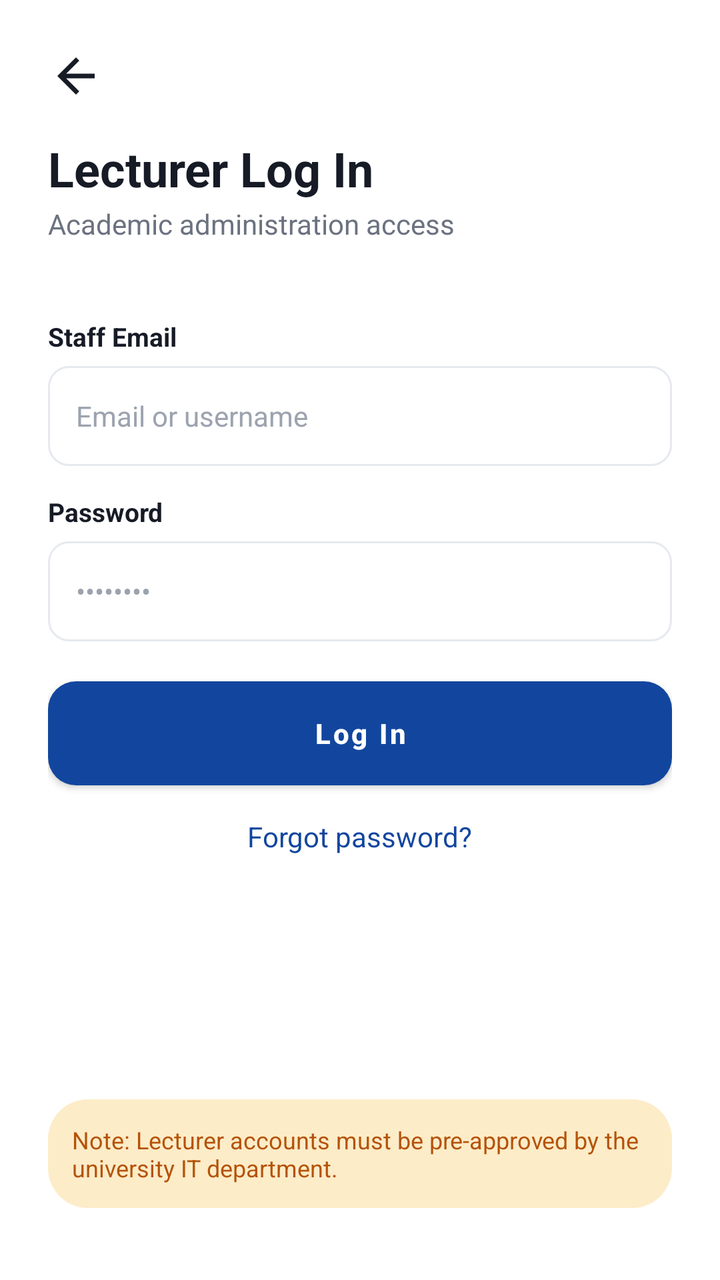
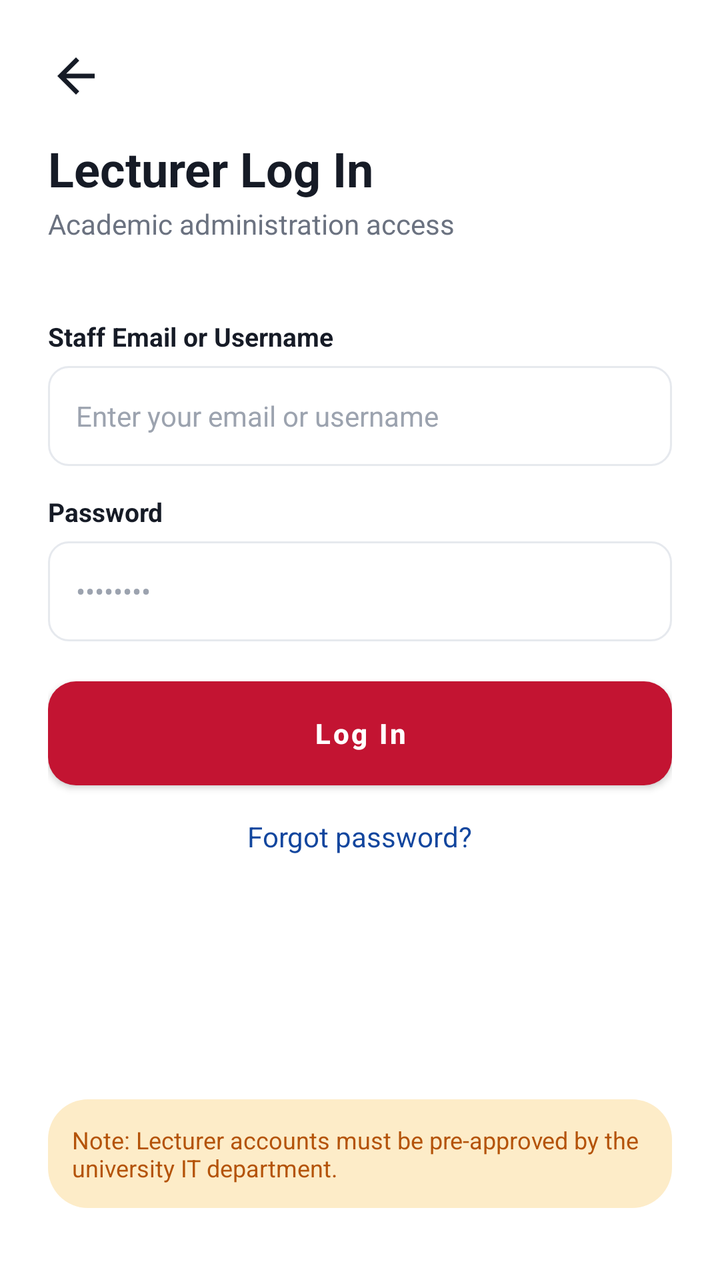

Compare the two renders of this Android layout. The source of the first and the diff that turns it into the second are given below.
<!-- AndroidManifest.xml: application theme Theme.CampusApp -->
<!-- res/layout/activity_lecturer_login.xml -->
<?xml version="1.0" encoding="utf-8"?>
<LinearLayout xmlns:android="http://schemas.android.com/apk/res/android"
    xmlns:app="http://schemas.android.com/apk/res-auto"
    android:layout_width="match_parent"
    android:layout_height="match_parent"
    android:background="@color/white"
    android:orientation="vertical"
    android:padding="24dp">

    <ImageView
        android:id="@+id/btnBack"
        android:layout_width="28dp"
        android:layout_height="28dp"
        android:src="@drawable/ic_back"
        app:tint="@color/text_dark"
        android:layout_marginBottom="16dp"/>

    <TextView
        android:layout_width="wrap_content"
        android:layout_height="wrap_content"
        android:text="Lecturer Log In"
        android:textColor="@color/text_dark"
        android:textSize="24sp"
        android:textStyle="bold"/>

    <TextView
        android:layout_width="wrap_content"
        android:layout_height="wrap_content"
        android:layout_marginTop="2dp"
        android:layout_marginBottom="24dp"
        android:text="Academic administration access"
        android:textColor="@color/text_gray"
        android:textSize="14sp"/>

    <TextView style="@style/InputLabel" android:text="Staff Email"/>
    <EditText android:id="@+id/etEmail" style="@style/InputField" android:hint="Email or username" android:inputType="textEmailAddress"/>

    <TextView style="@style/InputLabel" android:text="Password"/>
    <EditText android:id="@+id/etPassword" style="@style/InputField" android:hint="••••••••" android:inputType="textPassword"/>

    <Button
        android:id="@+id/btnLogIn"
        android:layout_width="match_parent"
        android:layout_height="52dp"
        android:layout_marginTop="20dp"
        android:background="@drawable/bg_button_red"
        android:text="Log In"
        android:textAllCaps="false"
        android:textColor="@color/white"
        android:textStyle="bold"
        android:elevation="0dp"/>

    <TextView
        android:id="@+id/tvForgot"
        android:layout_width="wrap_content"
        android:layout_height="wrap_content"
        android:layout_gravity="center_horizontal"
        android:layout_marginTop="16dp"
        android:text="Forgot password?"
        android:textColor="@color/primary_blue"
        android:textSize="14sp"/>

    <View android:layout_width="0dp" android:layout_height="0dp" android:layout_weight="1"/>

    <TextView
        android:layout_width="match_parent"
        android:layout_height="wrap_content"
        android:layout_marginBottom="12dp"
        android:background="@drawable/bg_pill_orange"
        android:padding="12dp"
        android:text="Note: Lecturer accounts must be pre-approved by the university IT department."
        android:textColor="@color/badge_orange"
        android:textSize="12sp"/>

</LinearLayout>
<!-- resources referenced by this layout -->
<resources>
  <color name="badge_orange">#B45309</color>
  <color name="primary_blue">#12469E</color>
  <color name="text_dark">#161B26</color>
  <color name="text_gray">#6B7280</color>
  <color name="white">#FFFFFF</color>
  <!-- drawable bg_button_red (drawable) -->
  <?xml version="1.0" encoding="utf-8"?>
  <shape xmlns:android="http://schemas.android.com/apk/res/android" android:shape="rectangle">
      <solid android:color="@color/primary_red" />
      <corners android:radius="14dp" />
  </shape>
  <!-- drawable bg_pill_orange (drawable) -->
  <?xml version="1.0" encoding="utf-8"?>
  <shape xmlns:android="http://schemas.android.com/apk/res/android" android:shape="rectangle">
      <solid android:color="@color/badge_orange_bg" />
      <corners android:radius="20dp" />
  </shape>
  <!-- drawable ic_back (drawable) -->
  <vector xmlns:android="http://schemas.android.com/apk/res/android"
      android:width="24dp" android:height="24dp" android:viewportWidth="24" android:viewportHeight="24">
      <path android:fillColor="@android:color/white"
          android:pathData="M20,11 L7.8,11 L13.4,5.4 L12,4 L4,12 L12,20 L13.4,18.6 L7.8,13 L20,13 Z"/>
  </vector>
  <style name="InputField">
          <item name="android:layout_width">match_parent</item>
          <item name="android:layout_height">50dp</item>
          <item name="android:background">@drawable/bg_input</item>
          <item name="android:paddingLeft">14dp</item>
          <item name="android:paddingRight">14dp</item>
          <item name="android:textSize">14sp</item>
          <item name="android:textColor">@color/text_dark</item>
          <item name="android:textColorHint">@color/text_gray_light</item>
      </style>
  <style name="InputLabel">
          <item name="android:layout_width">wrap_content</item>
          <item name="android:layout_height">wrap_content</item>
          <item name="android:layout_marginTop">14dp</item>
          <item name="android:layout_marginBottom">6dp</item>
          <item name="android:textSize">13sp</item>
          <item name="android:textColor">@color/text_dark</item>
          <item name="android:textStyle">bold</item>
      </style>
  <style name="Theme.CampusApp" parent="Theme.MaterialComponents.Light.NoActionBar">
          <item name="colorPrimary">@color/primary_blue</item>
          <item name="colorPrimaryDark">@color/navy_dark</item>
          <item name="colorAccent">@color/primary_red</item>
          <item name="android:windowBackground">@color/background</item>
          <item name="android:statusBarColor">@color/navy_dark</item>
      </style>
  <color name="primary_red">#C31432</color>
  <color name="badge_orange_bg">#FDECC8</color>
  <!-- drawable bg_input (drawable) -->
  <?xml version="1.0" encoding="utf-8"?>
  <shape xmlns:android="http://schemas.android.com/apk/res/android" android:shape="rectangle">
      <solid android:color="@color/white" />
      <stroke android:width="1dp" android:color="@color/divider" />
      <corners android:radius="10dp" />
  </shape>
  <color name="text_gray_light">#9CA3AF</color>
  <color name="navy_dark">#0B2A4A</color>
  <color name="background">#F3F5F8</color>
  <color name="divider">#E6E9EE</color>
</resources>

<!-- the commit's change to res/layout/activity_lecturer_login.xml (unified diff, before → after) -->
@@ -32,8 +32,8 @@
         android:textColor="@color/text_gray"
         android:textSize="14sp"/>
 
-    <TextView style="@style/InputLabel" android:text="Staff Email"/>
-    <EditText android:id="@+id/etEmail" style="@style/InputField" android:hint="Email or username" android:inputType="textEmailAddress"/>
+    <TextView style="@style/InputLabel" android:text="Staff Email or Username"/>
+    <EditText android:id="@+id/etEmail" style="@style/InputField" android:hint="Enter your email or username" android:inputType="textEmailAddress"/>
 
     <TextView style="@style/InputLabel" android:text="Password"/>
     <EditText android:id="@+id/etPassword" style="@style/InputField" android:hint="••••••••" android:inputType="textPassword"/>
@@ -44,6 +44,7 @@
         android:layout_height="52dp"
         android:layout_marginTop="20dp"
         android:background="@drawable/bg_button_red"
+            app:backgroundTint="@null"
         android:text="Log In"
         android:textAllCaps="false"
         android:textColor="@color/white"
